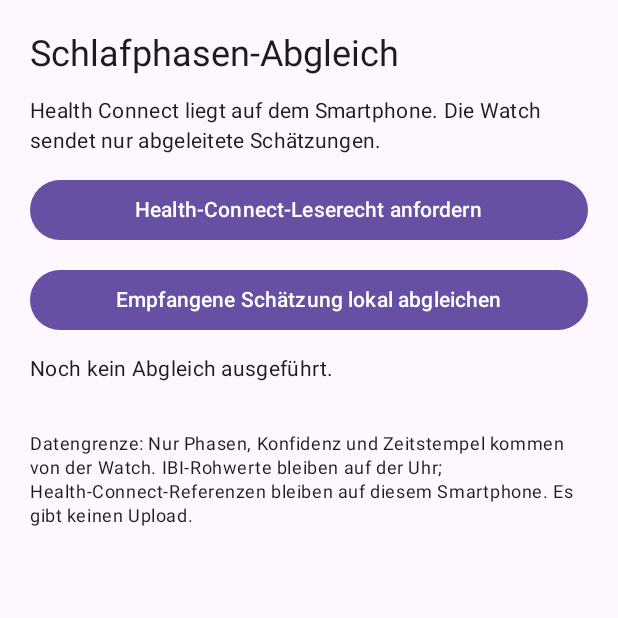
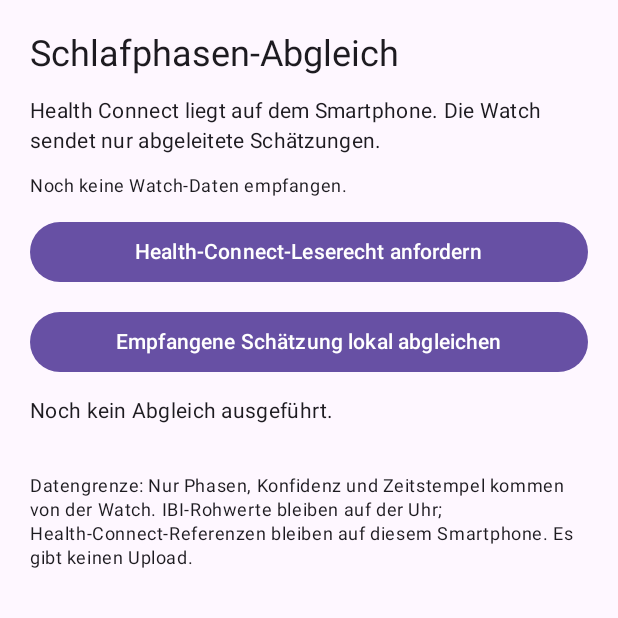
Before and after one commit to Chance-Konstruktion/ha-rejuvenation-bed, an Android app built with Jetpack Compose: the screen it shows after launch (MainActivity), on a phone screen of 412 x 824 dp, the top half of it. Run offline under Robolectric (Android 15) with nearby library versions, the phone set to English and light mode, and no system bars; libraries missing offline, so code that uses them is left out: androidx.health.connect; 4 statements that could not run were skipped.

Commit message:
feat(phone): show local watch-estimate receive time

```diff
--- a/watch/phone/src/main/java/net/schanz/rejuvenationbed/phone/MainActivity.kt
+++ b/watch/phone/src/main/java/net/schanz/rejuvenationbed/phone/MainActivity.kt
@@ -54,6 +54,13 @@ private fun SchlafAbgleichApp() {
         mutableStateOf("Health Connect liegt auf dem Smartphone. Die Watch sendet nur abgeleitete Schätzungen.")
     }
     var resultText by remember { mutableStateOf("Noch kein Abgleich ausgeführt.") }
+    var empfangText by remember {
+        mutableStateOf(
+            prefs.getLong("received_at", 0L).takeIf { it > 0L }
+                ?.let { "Letzter Watch-Empfang: ${java.time.Instant.ofEpochMilli(it)}" }
+                ?: "Noch keine Watch-Daten empfangen."
+        )
+    }
     var matrixRows by remember { mutableStateOf(emptyList<String>()) }
 
     val requiredPermissions = remember {
@@ -77,6 +84,7 @@ private fun SchlafAbgleichApp() {
             ) {
                 Text("Schlafphasen-Abgleich", style = MaterialTheme.typography.headlineSmall)
                 Text(status, style = MaterialTheme.typography.bodyMedium)
+                Text(empfangText, style = MaterialTheme.typography.bodySmall)
                 Button(
                     onClick = {
                         when (reader.sdkStatus()) {
@@ -99,6 +107,12 @@ private fun SchlafAbgleichApp() {
                                 val raw = prefs.getString(SleepPredictionWire.PHONE_PAYLOAD_KEY, null)
                                     ?: throw IllegalStateException("Noch keine Watch-Schätzung empfangen")
                                 val payload = WatchPredictionPayload.decode(raw)
+                                val empfangen = prefs.getLong("received_at", 0L)
+                                empfangText = if (empfangen > 0L) {
+                                    "Letzter Watch-Empfang: ${java.time.Instant.ofEpochMilli(empfangen)}"
+                                } else {
+                                    "Empfangszeit nicht bekannt."
+                                }
                                 val healthConnect = HealthConnectClient.getOrCreate(context)
                                 if (HealthConnectSleepQuelle.READ_SLEEP_PERMISSION !in
                                     healthConnect.permissionController.getGrantedPermissions()
```
